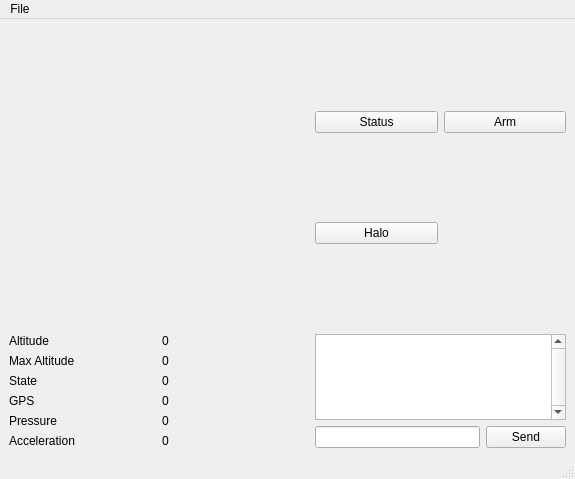
The window that main.ui (UBC-Rocket/UBCRocketGroundStation) describes before a commit, drawn with Qt 5.
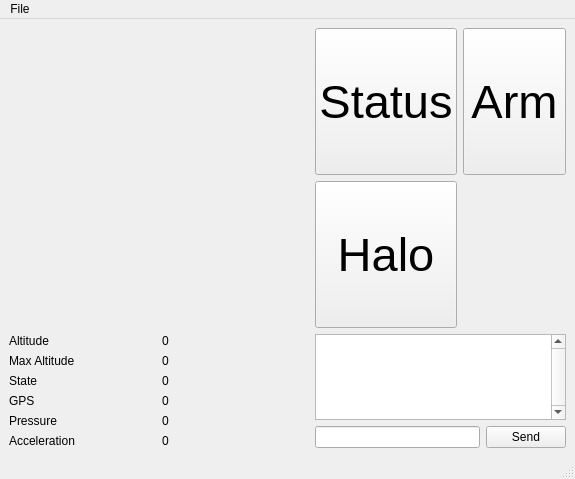
The same window after the commit. Custom widgets are drawn as their Qt base class.

Patch:
```diff
--- a/main.ui
+++ b/main.ui
@@ -107,6 +107,18 @@
      <layout class="QGridLayout" name="gridLayout_5">
       <item row="1" column="0">
        <widget class="QPushButton" name="HaloButton">
+        <property name="sizePolicy">
+         <sizepolicy hsizetype="Minimum" vsizetype="Minimum">
+          <horstretch>0</horstretch>
+          <verstretch>0</verstretch>
+         </sizepolicy>
+        </property>
+        <property name="font">
+         <font>
+          <pointsize>35</pointsize>
+          <kerning>true</kerning>
+         </font>
+        </property>
         <property name="text">
          <string>Halo</string>
         </property>
@@ -114,6 +126,18 @@
       </item>
       <item row="0" column="0">
        <widget class="QPushButton" name="StatusButton">
+        <property name="sizePolicy">
+         <sizepolicy hsizetype="Minimum" vsizetype="Minimum">
+          <horstretch>0</horstretch>
+          <verstretch>0</verstretch>
+         </sizepolicy>
+        </property>
+        <property name="font">
+         <font>
+          <pointsize>35</pointsize>
+          <kerning>true</kerning>
+         </font>
+        </property>
         <property name="text">
          <string>Status</string>
         </property>
@@ -121,6 +145,18 @@
       </item>
       <item row="0" column="1">
        <widget class="QPushButton" name="ArmButton">
+        <property name="sizePolicy">
+         <sizepolicy hsizetype="Minimum" vsizetype="Minimum">
+          <horstretch>0</horstretch>
+          <verstretch>0</verstretch>
+         </sizepolicy>
+        </property>
+        <property name="font">
+         <font>
+          <pointsize>35</pointsize>
+          <kerning>true</kerning>
+         </font>
+        </property>
         <property name="text">
          <string>Arm</string>
         </property>
```
Left out of the diff: 36 changed lines with no effect on the pictures.
